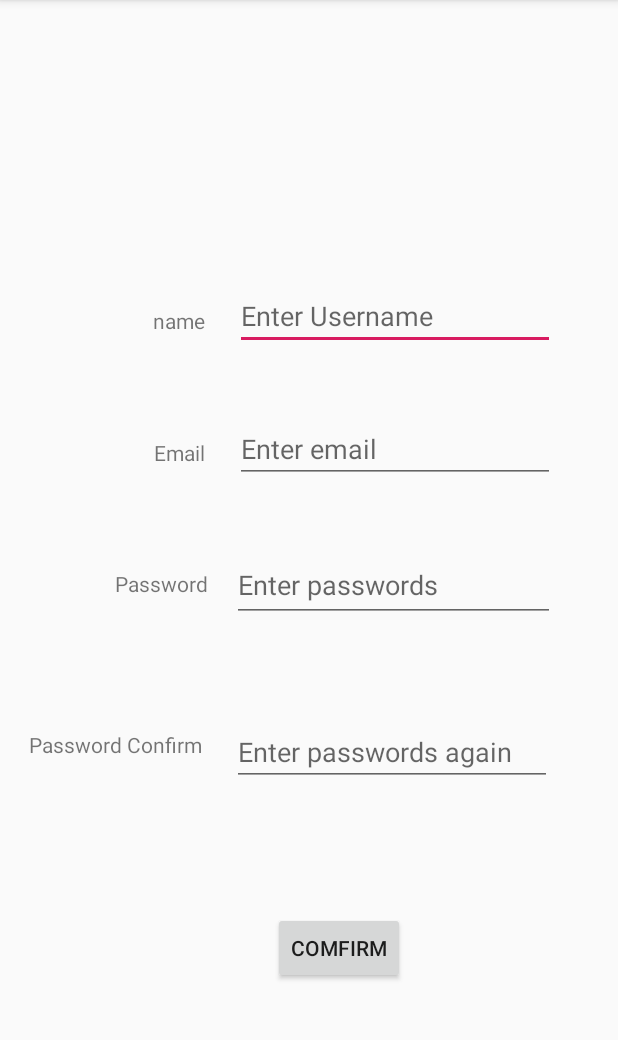
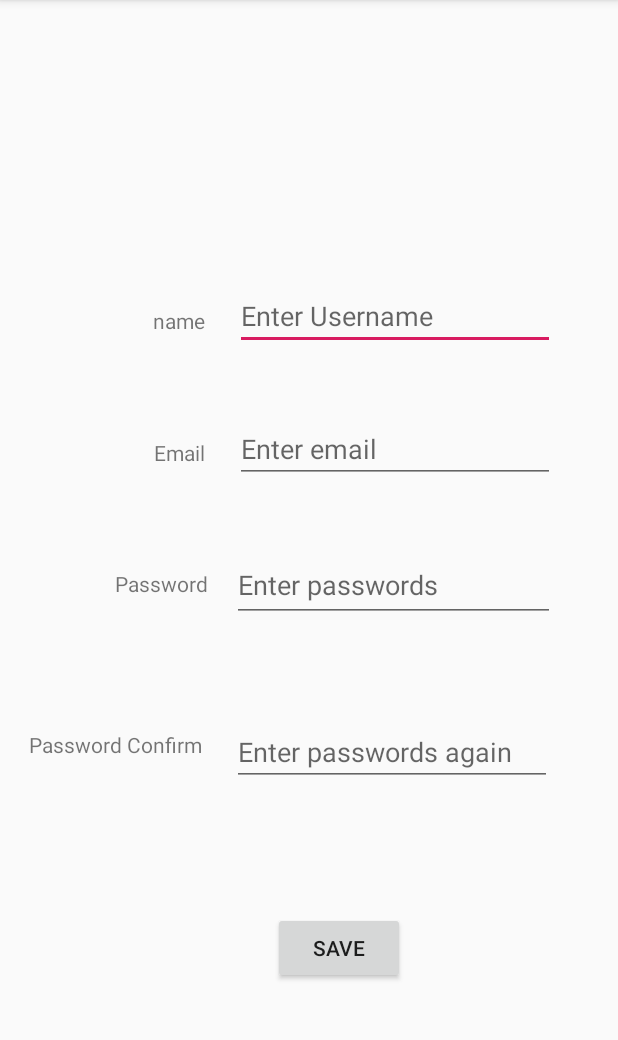
Before and after one commit to Chener-Zhang/BookShelf-App, an Android app: the screen it shows after launch (FormActivity), on a phone screen of 412 x 824 dp, the part 84-1124 px from its top. Run offline under Robolectric (Android 15) with nearby library versions, the light colour scheme and no system bars.

Commit message:
- adding more function

```diff
--- a/Assignment2/app/src/main/res/layout/activity_main.xml
+++ b/Assignment2/app/src/main/res/layout/activity_main.xml
@@ -21,7 +21,7 @@
         app:layout_constraintTop_toTopOf="parent" />
 
     <EditText
-        android:id="@+id/User_Password_1"
+        android:id="@+id/Password_1"
         android:layout_width="215dp"
         android:layout_height="49dp"
         android:layout_marginTop="132dp"
@@ -35,18 +35,18 @@
         app:layout_constraintTop_toBottomOf="@+id/User_Name" />
 
     <Button
-        android:id="@+id/Confirm_button"
+        android:id="@+id/save_button"
         android:layout_width="wrap_content"
         android:layout_height="wrap_content"
         android:layout_marginTop="84dp"
-        android:text="@string/comfirm"
-        app:layout_constraintEnd_toEndOf="@+id/User_Password_2"
+        android:text="@string/save"
+        app:layout_constraintEnd_toEndOf="@+id/Password_2"
         app:layout_constraintHorizontal_bias="0.216"
-        app:layout_constraintStart_toStartOf="@+id/User_Password_2"
-        app:layout_constraintTop_toBottomOf="@+id/User_Password_2" />
+        app:layout_constraintStart_toStartOf="@+id/Password_2"
+        app:layout_constraintTop_toBottomOf="@+id/Password_2" />
 
     <EditText
-        android:id="@+id/User_Password_2"
+        android:id="@+id/Password_2"
         android:layout_width="wrap_content"
         android:layout_height="wrap_content"
         android:layout_marginTop="64dp"
@@ -54,10 +54,10 @@
         android:ems="10"
         android:hint="@string/enter_passwords_confim"
         android:inputType="textPassword"
-        app:layout_constraintEnd_toEndOf="@+id/User_Password_1"
+        app:layout_constraintEnd_toEndOf="@+id/Password_1"
         app:layout_constraintHorizontal_bias="0.0"
-        app:layout_constraintStart_toStartOf="@+id/User_Password_1"
-        app:layout_constraintTop_toBottomOf="@+id/User_Password_1" />
+        app:layout_constraintStart_toStartOf="@+id/Password_1"
+        app:layout_constraintTop_toBottomOf="@+id/Password_1" />
 
     <TextView
         android:id="@+id/Name"
@@ -76,7 +76,7 @@
         android:layout_marginTop="156dp"
         android:layout_marginEnd="16dp"
         android:text="@string/password"
-        app:layout_constraintEnd_toStartOf="@+id/User_Password_1"
+        app:layout_constraintEnd_toStartOf="@+id/Password_1"
         app:layout_constraintTop_toBottomOf="@+id/Name" />
 
     <TextView
@@ -86,7 +86,7 @@
         android:layout_marginTop="88dp"
         android:layout_marginEnd="20dp"
         android:text="@string/password_confirm"
-        app:layout_constraintEnd_toStartOf="@+id/User_Password_2"
+        app:layout_constraintEnd_toStartOf="@+id/Password_2"
         app:layout_constraintTop_toBottomOf="@+id/textView2" />
 
     <TextView
@@ -108,7 +108,7 @@
         android:ems="10"
         android:hint="@string/enter_email"
         android:inputType="textEmailAddress"
-        app:layout_constraintBottom_toTopOf="@+id/User_Password_1"
+        app:layout_constraintBottom_toTopOf="@+id/Password_1"
         app:layout_constraintEnd_toEndOf="@+id/User_Name"
         app:layout_constraintStart_toStartOf="@+id/User_Name"
         app:layout_constraintTop_toBottomOf="@+id/User_Name" />
--- a/Assignment2/app/src/main/res/values/strings.xml
+++ b/Assignment2/app/src/main/res/values/strings.xml
@@ -9,4 +9,5 @@
     <string name="comfirm">Comfirm</string>
     <string name="email">Email</string>
     <string name="enter_email">Enter email</string>
+    <string name="save">save</string>
 </resources>
```
Also changed, not shown: Assignment2/app/src/main/java/edu/temple/FormActivity.java (+57 -3 lines).
